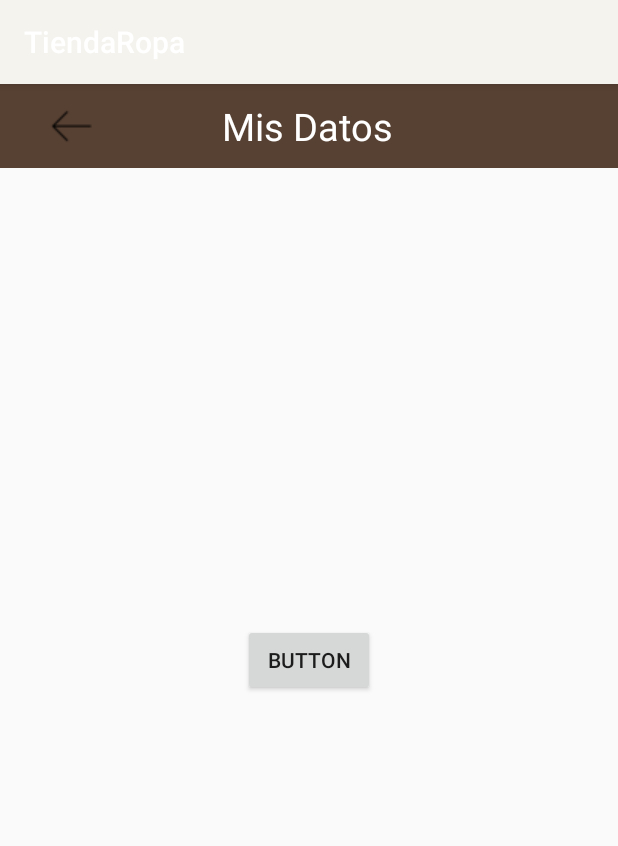
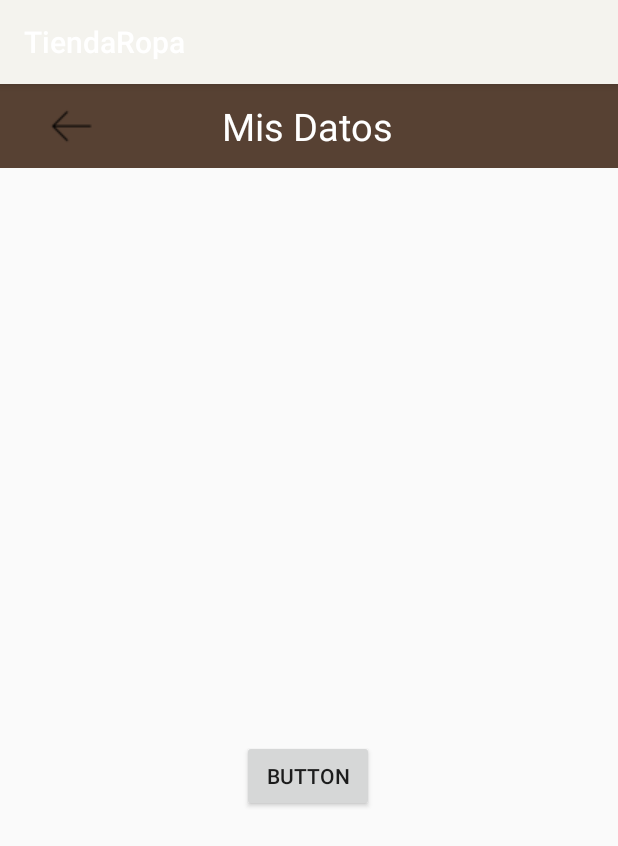
Before and after one commit to IvanJulio05/StyleSphere, an Android app: the Vender screen opened directly, with no data from a screen before it, on a phone screen of 412 x 824 dp. Shown: the top 846 px of the screen. Run offline under Robolectric (Android 15) with nearby library versions, the phone set to English and light mode, and no system bars.

Commit message:
Agrage un boton

```diff
--- a/app/src/main/res/layout/activity_vender.xml
+++ b/app/src/main/res/layout/activity_vender.xml
@@ -18,7 +18,9 @@
         android:text="Button"
         app:layout_constraintBottom_toBottomOf="parent"
         app:layout_constraintEnd_toEndOf="parent"
+        app:layout_constraintHorizontal_bias="0.498"
         app:layout_constraintStart_toStartOf="parent"
-        app:layout_constraintTop_toTopOf="parent" />
+        app:layout_constraintTop_toTopOf="parent"
+        app:layout_constraintVertical_bias="0.607" />
 
 </androidx.constraintlayout.widget.ConstraintLayout>
```
